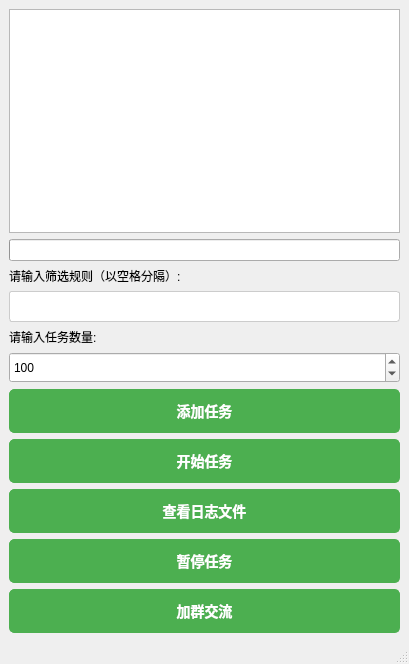
Above: main_window.ui from hongzhe12/ResumeAce before the change. Below: the same form after it.
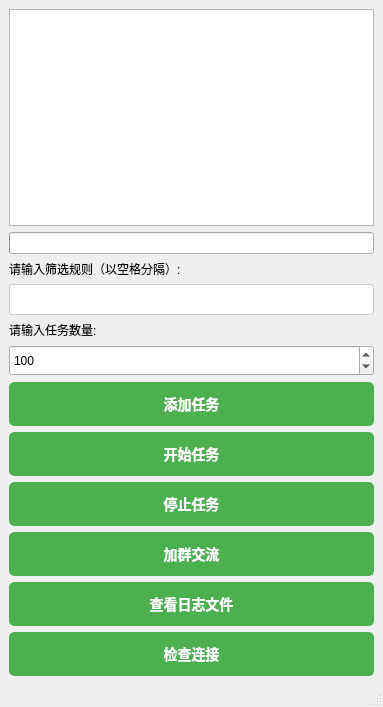
That is the form after the change.

```diff
--- a/main_window.ui
+++ b/main_window.ui
@@ -6,8 +6,8 @@
    <rect>
     <x>0</x>
     <y>0</y>
-    <width>409</width>
-    <height>664</height>
+    <width>383</width>
+    <height>707</height>
    </rect>
   </property>
   <property name="windowTitle">
@@ -150,19 +150,6 @@
         </property>
        </widget>
       </item>
-      <item>
-       <widget class="QPushButton" name="open_log_button">
-        <property name="minimumSize">
-         <size>
-          <width>0</width>
-          <height>40</height>
-         </size>
-        </property>
-        <property name="text">
-         <string>查看日志文件</string>
-        </property>
-       </widget>
-      </item>
       <item>
        <widget class="QPushButton" name="stop_button">
         <property name="minimumSize">
@@ -172,7 +159,7 @@
          </size>
         </property>
         <property name="text">
-         <string>暂停任务</string>
+         <string>停止任务</string>
         </property>
        </widget>
       </item>
@@ -189,6 +176,32 @@
         </property>
        </widget>
       </item>
+      <item>
+       <widget class="QPushButton" name="open_log_button">
+        <property name="minimumSize">
+         <size>
+          <width>0</width>
+          <height>40</height>
+         </size>
+        </property>
+        <property name="text">
+         <string>查看日志文件</string>
+        </property>
+       </widget>
+      </item>
+      <item>
+       <widget class="QPushButton" name="check">
+        <property name="minimumSize">
+         <size>
+          <width>0</width>
+          <height>40</height>
+         </size>
+        </property>
+        <property name="text">
+         <string>检查连接</string>
+        </property>
+       </widget>
+      </item>
      </layout>
     </item>
    </layout>
```
Left out of the diff: 2 changed lines with no effect on the pictures.
